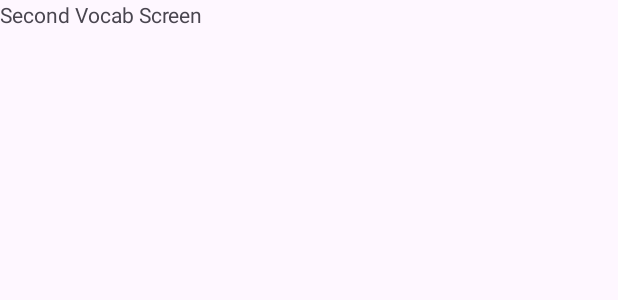
After one commit to JDoneker/VocabQuiz, an Android app: the layout activity_second.xml on its own in the app's theme, with its tools: preview values and no code run, on a phone screen of 412 x 824 dp. The commit adds this screen. Shown: the top 300 px of the screen. Run offline under Robolectric (Android 15) with nearby library versions, the phone set to English and light mode, and no system bars.

Commit message:
Add second Screen/Activity
very cool

```diff
--- a/app/src/main/AndroidManifest.xml
+++ b/app/src/main/AndroidManifest.xml
@@ -13,6 +13,9 @@
         android:theme="@style/Theme.VocabQuiz"
         tools:targetApi="31">
         <activity
+            android:name=".SecondActivity"
+            android:exported="false" />
+        <activity
             android:name=".MainActivity"
             android:exported="true">
             <intent-filter>
--- a/app/src/main/res/layout/activity_main.xml
+++ b/app/src/main/res/layout/activity_main.xml
@@ -23,7 +23,7 @@
         android:id="@+id/button"
         android:layout_width="wrap_content"
         android:layout_height="wrap_content"
-        android:text="HELLO BUTTON"
+        android:text="Go To Second Screen"
         app:layout_constraintBottom_toBottomOf="parent"
         app:layout_constraintEnd_toEndOf="parent"
         app:layout_constraintHorizontal_bias="0.264"
--- /dev/null
+++ b/app/src/main/res/layout/activity_second.xml
@@ -0,0 +1,17 @@
+<?xml version="1.0" encoding="utf-8"?>
+<androidx.constraintlayout.widget.ConstraintLayout xmlns:android="http://schemas.android.com/apk/res/android"
+    xmlns:app="http://schemas.android.com/apk/res-auto"
+    xmlns:tools="http://schemas.android.com/tools"
+    android:id="@+id/main"
+    android:layout_width="match_parent"
+    android:layout_height="match_parent"
+    tools:context=".SecondActivity">
+
+    <TextView
+        android:id="@+id/textView2"
+        android:layout_width="wrap_content"
+        android:layout_height="wrap_content"
+        android:text="Second Vocab Screen"
+        tools:layout_editor_absoluteX="124dp"
+        tools:layout_editor_absoluteY="256dp" />
+</androidx.constraintlayout.widget.ConstraintLayout>
```
Also changed, not shown: app/src/main/java/com/example/vocabquiz/MainActivity.java (+5 -7 lines), app/src/main/java/com/example/vocabquiz/SecondActivity.java (added, +24 -0 lines).
